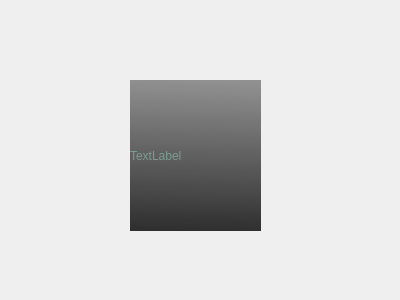
First picture: the form in exper_ui.ui, repository kushagrasurana/3Knights, before the edit.
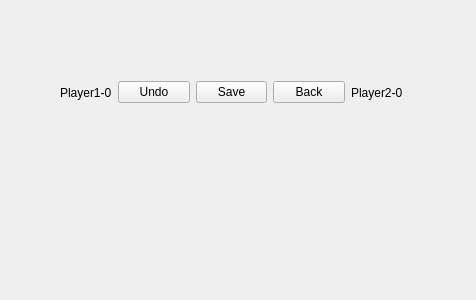
Second picture: the form after the edit.

Commit message: -move history, undo , save, load game done

```diff
--- a/exper_ui.ui
+++ b/exper_ui.ui
@@ -6,28 +6,59 @@
    <rect>
     <x>0</x>
     <y>0</y>
-    <width>400</width>
+    <width>476</width>
     <height>300</height>
    </rect>
   </property>
   <property name="windowTitle">
    <string>Form</string>
   </property>
-  <widget class="QLabel" name="label">
+  <widget class="QWidget" name="">
    <property name="geometry">
     <rect>
-     <x>130</x>
+     <x>60</x>
      <y>80</y>
-     <width>131</width>
-     <height>151</height>
+     <width>343</width>
+     <height>25</height>
     </rect>
    </property>
-   <property name="styleSheet">
-    <string notr="true">background-color:qlineargradient(spread:pad, x1:0.489, y1:1, x2:0.512, y2:0, stop:0 rgba(40, 40, 40, 246), stop:1 rgba(145, 145, 145, 255));color:qradialgradient(spread:pad, cx:0.5, cy:0.5, radius:0.5, fx:0.5, fy:0.5, stop:0.357955 rgba(185, 255, 250, 80), stop:0.44 rgba(192, 240, 252, 80), stop:0.846591 rgba(255, 188, 188, 81), stop:1 rgba(165, 255, 225, 99))</string>
-   </property>
-   <property name="text">
-    <string>TextLabel</string>
-   </property>
+   <layout class="QHBoxLayout" name="horizontalLayout">
+    <item>
+     <widget class="QLabel" name="p1_score">
+      <property name="text">
+       <string>Player1-0</string>
+      </property>
+     </widget>
+    </item>
+    <item>
+     <widget class="QPushButton" name="undo">
+      <property name="text">
+       <string>Undo</string>
+      </property>
+     </widget>
+    </item>
+    <item>
+     <widget class="QPushButton" name="save">
+      <property name="text">
+       <string>Save</string>
+      </property>
+     </widget>
+    </item>
+    <item>
+     <widget class="QPushButton" name="back">
+      <property name="text">
+       <string>Back</string>
+      </property>
+     </widget>
+    </item>
+    <item>
+     <widget class="QLabel" name="p2_score">
+      <property name="text">
+       <string>Player2-0</string>
+      </property>
+     </widget>
+    </item>
+   </layout>
   </widget>
  </widget>
  <resources/>
```
The commit also changes 9 other files.
